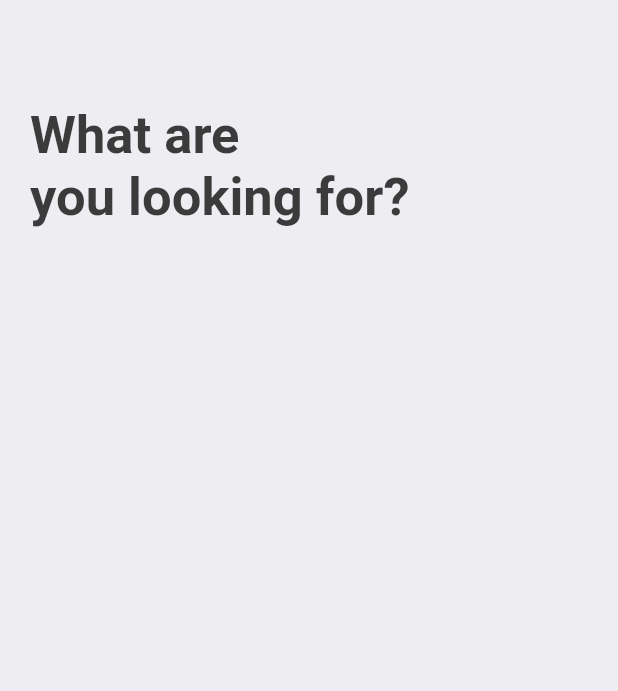
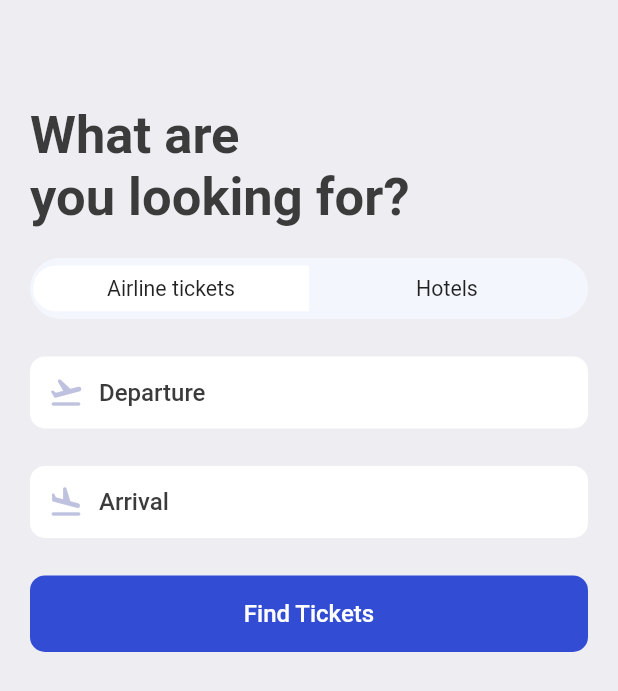
Before and after one commit to chetryJyoti/your_tickets_Flutter_App, a Flutter app: the SearchScreen screen opened directly, on a phone screen of 412 x 824 dp. Shown: the top 691 px of the screen. Run offline on Flutter 3.47's test engine with Material 2 defaults, Android fonts, the phone set to English and light mode, and no system bars; our stand-ins replace fluentui_icons, gap, get.

Commit message:
search_field reusable component created

```diff
--- a/lib/screens/search_screen.dart
+++ b/lib/screens/search_screen.dart
@@ -2,12 +2,14 @@ import 'package:flutter/material.dart';
 import 'package:gap/gap.dart';
 import 'package:your_tickets/utils/app_layout.dart';
 import 'package:your_tickets/utils/app_styles.dart';
+import 'package:your_tickets/widgets/search_field_widget.dart';
 
 class SearchScreen extends StatelessWidget {
   const SearchScreen({super.key});
 
   @override
   Widget build(BuildContext context) {
+    final size = AppLayout.getSize(context);
     return Scaffold(
         backgroundColor: Styles.bgColor,
         body: ListView(
@@ -19,9 +21,63 @@ class SearchScreen extends StatelessWidget {
             Text(
               "What are\nyou looking for?",
               style: Styles.headlineStyle1.copyWith(fontSize: 35),
+            ),
+            Gap(AppLayout.getHeight(20)),
+            FittedBox(
+              child: Container(
+                padding: const EdgeInsets.all(2),
+                decoration: BoxDecoration(
+                    borderRadius:
+                        BorderRadius.circular(AppLayout.getHeight(50)),
+                    color: const Color(0xFFF4F6FD)),
+                child: Row(
+                  children: [
+                    //airline tickets
+                    Container(
+                      width: size.width * .44,
+                      padding: EdgeInsets.symmetric(
+                          vertical: AppLayout.getHeight(7)),
+                      decoration: BoxDecoration(
+                          borderRadius: BorderRadius.horizontal(
+                              left: Radius.circular(AppLayout.getHeight(50))),
+                          color: Colors.white),
+                      child: const Center(child: Text("Airline tickets")),
+                    ),
+                    //hotels
+                    Container(
+                      width: size.width * .44,
+                      padding: EdgeInsets.symmetric(
+                          vertical: AppLayout.getHeight(10)),
+                      decoration: BoxDecoration(
+                          borderRadius: BorderRadius.horizontal(
+                              right: Radius.circular(AppLayout.getHeight(50))),
+                          color: Colors.transparent),
+                      child: const Center(child: Text("Hotels")),
+                    )
+                  ],
+                ),
+              ),
+            ),
+            Gap(AppLayout.getHeight(25)),
+            const SearchFieldWidget(
+                icon: Icons.flight_takeoff_rounded, text: "Departure"),
+            Gap(AppLayout.getHeight(25)),
+            const SearchFieldWidget(
+                icon: Icons.flight_land_rounded, text: "Arrival"),
+            Gap(AppLayout.getHeight(25)),
+            Container(
+              padding: EdgeInsets.all(AppLayout.getHeight(16)),
+              decoration: BoxDecoration(
+                  color: const Color(0xD91130CE),
+                  borderRadius: BorderRadius.circular(AppLayout.getHeight(10))),
+              child: Center(
+                child: Text(
+                  "Find Tickets",
+                  style: Styles.textStyle.copyWith(color: Colors.white),
+                ),
+              ),
             )
           ],
         ));
   }
-
 }
--- /dev/null
+++ b/lib/widgets/search_field_widget.dart
@@ -0,0 +1,35 @@
+import 'package:flutter/material.dart';
+import 'package:gap/gap.dart';
+
+import '../utils/app_layout.dart';
+import '../utils/app_styles.dart';
+
+class SearchFieldWidget extends StatelessWidget {
+  final IconData icon;
+  final String text;
+  const SearchFieldWidget({Key? key, required this.icon, required this.text})
+      : super(key: key);
+
+  @override
+  Widget build(BuildContext context) {
+    return Container(
+      padding: EdgeInsets.all(AppLayout.getHeight(12)),
+      decoration: BoxDecoration(
+          color: Colors.white,
+          borderRadius: BorderRadius.circular(AppLayout.getHeight(10))),
+      child: Row(
+        children: [
+          Icon(
+            icon,
+            color: const Color(0xFFBFC2DF),
+          ),
+          Gap(AppLayout.getHeight(10)),
+          Text(
+            text,
+            style: Styles.textStyle,
+          )
+        ],
+      ),
+    );
+  }
+}
```
